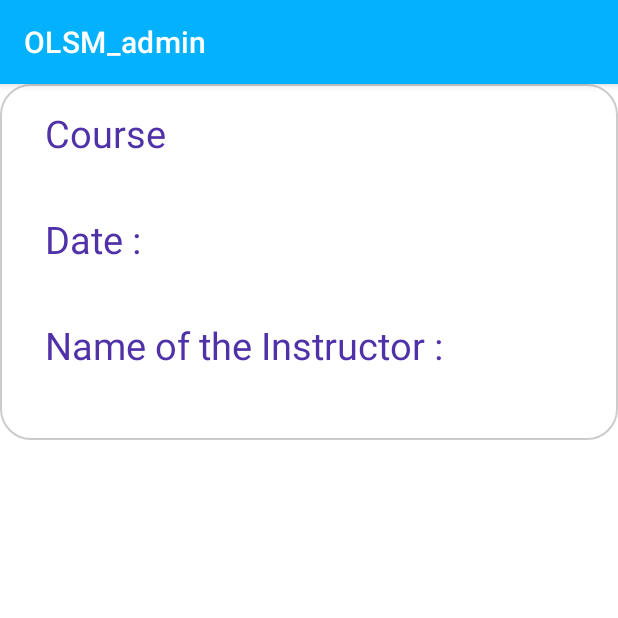
After one commit to vnavada99/OLSM_admin, an Android app: the schedule_single screen opened directly, with no data from a screen before it, on a phone screen of 412 x 824 dp, the top half of it. The commit adds this screen. Run offline under Robolectric (Android 15) with nearby library versions, the phone set to English and light mode, and no system bars.

Commit message:
Final Commit before submission

```diff
--- a/app/src/main/AndroidManifest.xml
+++ b/app/src/main/AndroidManifest.xml
@@ -9,7 +9,8 @@
         android:roundIcon="@mipmap/ic_main_logo"
         android:supportsRtl="true"
         android:theme="@style/Theme.OLSM_admin">
-        <activity android:name="Instructor.select_instructor"></activity>
+        <activity android:name=".schedule_single"></activity>
+        <activity android:name="Instructor.select_instructor" />
         <activity android:name="assign_lecture.select_date" />
         <activity
             android:name="courses.scrolling_view_course"
--- /dev/null
+++ b/app/src/main/java/com/example/olsm_admin/schedule_single.java
@@ -0,0 +1,14 @@
+package com.example.olsm_admin;
+
+import androidx.appcompat.app.AppCompatActivity;
+
+import android.os.Bundle;
+
+public class schedule_single extends AppCompatActivity {
+
+    @Override
+    protected void onCreate(Bundle savedInstanceState) {
+        super.onCreate(savedInstanceState);
+        setContentView(R.layout.activity_schedule_single);
+    }
+}
--- /dev/null
+++ b/app/src/main/res/layout/activity_schedule_single.xml
@@ -0,0 +1,53 @@
+<?xml version="1.0" encoding="utf-8"?>
+<LinearLayout xmlns:android="http://schemas.android.com/apk/res/android"
+    xmlns:app="http://schemas.android.com/apk/res-auto"
+    xmlns:tools="http://schemas.android.com/tools"
+    tools:context=".schedule_single"
+    android:layout_height="wrap_content"
+    android:orientation="vertical"
+    android:layout_width="match_parent"
+    android:background="@drawable/customborder">
+
+    <TextView
+        android:layout_width="150dp"
+        android:layout_height="35dp"
+        android:layout_marginTop="5dp"
+        android:layout_marginLeft="20dp"
+        android:textSize="25dp"
+        android:textColor="#5032a8"
+        android:text="Course Name :"/>
+    <TextView
+        android:layout_width="match_parent"
+        android:id="@+id/c_name"
+        android:layout_height="35dp"
+        android:layout_marginLeft="30dp"
+        android:textSize="25dp"/>
+
+    <TextView
+        android:layout_width="150dp"
+        android:layout_height="35dp"
+        android:layout_marginLeft="20dp"
+        android:textSize="25dp"
+        android:textColor="#5032a8"
+        android:text="Date :"/>
+    <TextView
+        android:layout_width="match_parent"
+        android:layout_height="35dp"
+        android:id="@+id/date"
+        android:layout_marginLeft="30dp"
+        android:textSize="25dp"/>
+    <TextView
+        android:layout_width="match_parent"
+        android:layout_height="35dp"
+        android:layout_marginLeft="20dp"
+        android:textColor="#5032a8"
+        android:textSize="25dp"
+        android:text="Name of the Instructor :"/>
+
+    <TextView
+        android:layout_width="match_parent"
+        android:layout_height="35dp"
+        android:layout_marginLeft="30dp"
+        android:textSize="25dp"
+        android:id="@+id/i_name"/>
+</LinearLayout>
--- a/app/src/main/res/layout/activity_scrolling_view_course.xml
+++ b/app/src/main/res/layout/activity_scrolling_view_course.xml
@@ -48,6 +48,6 @@
         android:layout_margin="@dimen/fab_margin"
         app:layout_anchor="@id/app_bar"
         app:layout_anchorGravity="bottom|end"
-        app:srcCompat="@android:drawable/ic_dialog_email" />
+        app:srcCompat="@android:drawable/ic_input_add" />
 
 </androidx.coordinatorlayout.widget.CoordinatorLayout>
```
Also changed, not shown: app/src/main/java/Adapters/LectureAdapter.java (added, +55 -0 lines), app/src/main/java/Instructor/select_instructor.java (+47 -1 lines), app/src/main/java/com/example/olsm_admin/ui/gallery/GalleryFragment.java (+0 -7 lines), app/src/main/java/com/example/olsm_admin/ui/slideshow/SlideshowFragment.java (+41 -3 lines), app/src/main/java/lecture.java (deleted, +0 -21 lines), app/src/main/java/lectures/lecture.java (added, +33 -0 lines), app/src/main/res/layout/activity_select_instructor.xml (+12 -1 lines), app/src/main/res/layout/fragment_gallery.xml (+0 -16 lines), app/src/main/res/layout/fragment_slideshow.xml (+10 -9 lines).
